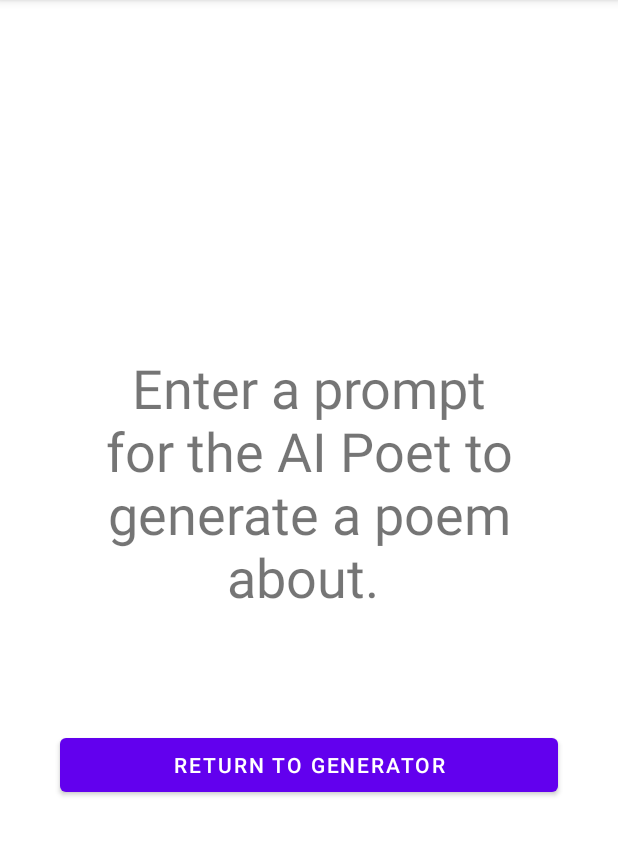
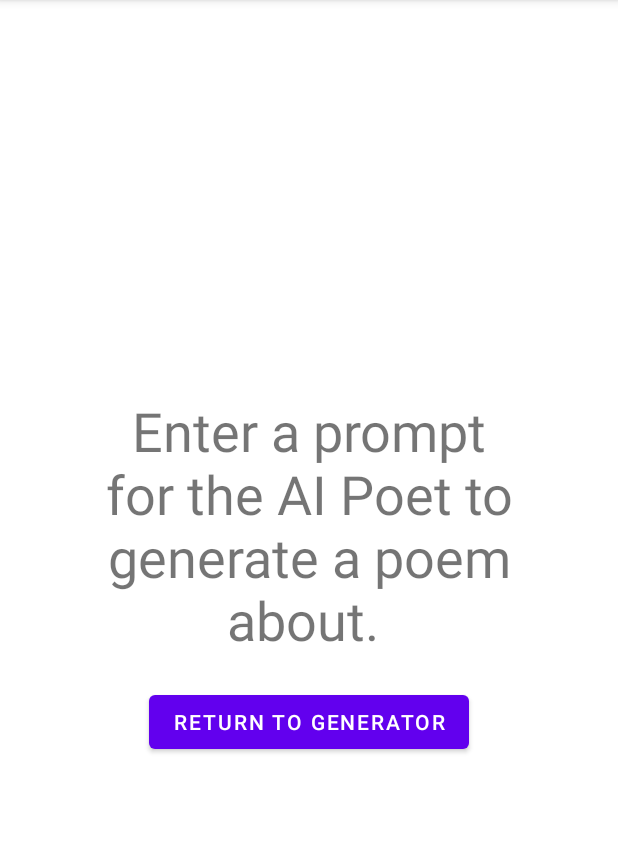
Before and after one commit to jordankettles/345-group-project, an Android app: the HelpActivity screen opened directly, with no data from a screen before it, on a phone screen of 412 x 824 dp, the part 84-940 px from its top. Run offline under Robolectric (Android 15) with nearby library versions, the phone set to English and light mode, and no system bars; our stand-ins replace data binding.

Commit message:
Rearranged activity layout.

```diff
--- a/app/src/main/res/layout/activity_help.xml
+++ b/app/src/main/res/layout/activity_help.xml
@@ -4,44 +4,36 @@
     xmlns:tools="http://schemas.android.com/tools"
     tools:context=".HelpActivity">
 
-    <androidx.constraintlayout.widget.ConstraintLayout
+    <LinearLayout
         android:id="@+id/linearLayout2"
         android:layout_width="match_parent"
         android:layout_height="match_parent"
+        android:gravity="center_vertical">
+
+        <LinearLayout
+            android:layout_width="wrap_content"
+            android:layout_height="wrap_content"
+            android:orientation="vertical"
+            android:layout_margin="40dp"
             android:gravity="center">
 
             <TextView
                 android:id="@+id/textView"
-            android:layout_width="0dp"
-            android:layout_height="0dp"
-            android:layout_marginStart="40dp"
-            android:layout_marginLeft="40dp"
-            android:layout_marginTop="234dp"
-            android:layout_marginEnd="40dp"
-            android:layout_marginRight="40dp"
-            android:layout_marginBottom="40dp"
+                android:layout_width="wrap_content"
+                android:layout_height="wrap_content"
                 android:text="Enter a prompt for the AI Poet to generate a poem about. "
                 android:textAlignment="center"
-            android:textSize="36sp"
-            app:layout_constraintBottom_toTopOf="@+id/showMainHelp"
-            app:layout_constraintEnd_toEndOf="parent"
-            app:layout_constraintStart_toStartOf="parent"
-            app:layout_constraintTop_toTopOf="parent" />
+                android:layout_margin="10dp"
+                android:textSize="36sp" />
 
             <Button
                 android:id="@+id/showMainHelp"
-            android:layout_width="0dp"
+                android:layout_width="wrap_content"
                 android:layout_height="wrap_content"
-            android:layout_marginStart="40dp"
-            android:layout_marginLeft="40dp"
-            android:layout_marginEnd="40dp"
-            android:layout_marginRight="40dp"
-            android:layout_marginBottom="234dp"
-            android:text="Return to Generator"
-            app:layout_constraintBottom_toBottomOf="parent"
-            app:layout_constraintEnd_toEndOf="parent"
-            app:layout_constraintStart_toStartOf="parent"
-            app:layout_constraintTop_toBottomOf="@+id/textView" />
-    </androidx.constraintlayout.widget.ConstraintLayout>
+                android:layout_margin="10dp"
+                android:text="Return to Generator" />
+        </LinearLayout>
+
+    </LinearLayout>
 
 </layout>
```
Lines whose indentation alone changed are shown as unchanged.
